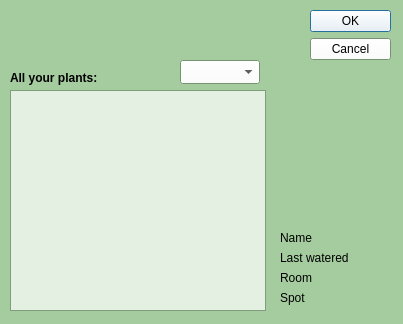
Above: project/ui/all_plants.ui from denzelxav/Plantfolio before the change. Below: the same form after it.
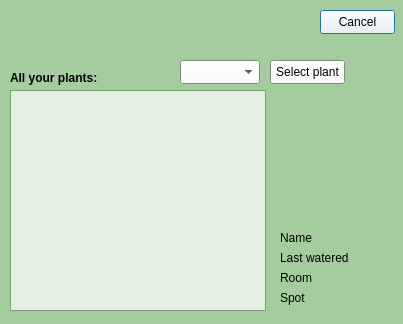
That is the form after the change. Icons and pictures are not drawn.

Commit message: Worked on all_plants window

Diff of the .ui file:
```diff
--- a/project/ui/all_plants.ui
+++ b/project/ui/all_plants.ui
@@ -212,22 +212,6 @@
   <property name="windowTitle">
    <string>All plants</string>
   </property>
-  <widget class="QDialogButtonBox" name="buttonBox">
-   <property name="geometry">
-    <rect>
-     <x>310</x>
-     <y>10</y>
-     <width>81</width>
-     <height>241</height>
-    </rect>
-   </property>
-   <property name="orientation">
-    <enum>Qt::Orientation::Vertical</enum>
-   </property>
-   <property name="standardButtons">
-    <set>QDialogButtonBox::StandardButton::Cancel|QDialogButtonBox::StandardButton::Ok</set>
-   </property>
-  </widget>
   <widget class="QListWidget" name="select_plant">
    <property name="geometry">
     <rect>
@@ -337,6 +321,32 @@
     </rect>
    </property>
   </widget>
+  <widget class="QPushButton" name="cancel_button">
+   <property name="geometry">
+    <rect>
+     <x>320</x>
+     <y>10</y>
+     <width>75</width>
+     <height>24</height>
+    </rect>
+   </property>
+   <property name="text">
+    <string>Cancel</string>
+   </property>
+  </widget>
+  <widget class="QPushButton" name="select_plant_button">
+   <property name="geometry">
+    <rect>
+     <x>270</x>
+     <y>60</y>
+     <width>75</width>
+     <height>24</height>
+    </rect>
+   </property>
+   <property name="text">
+    <string>Select plant</string>
+   </property>
+  </widget>
  </widget>
  <resources/>
  <connections>
```
Left out of the diff: 39 changed lines with no effect on the pictures. The commit also changes 5 other files.
